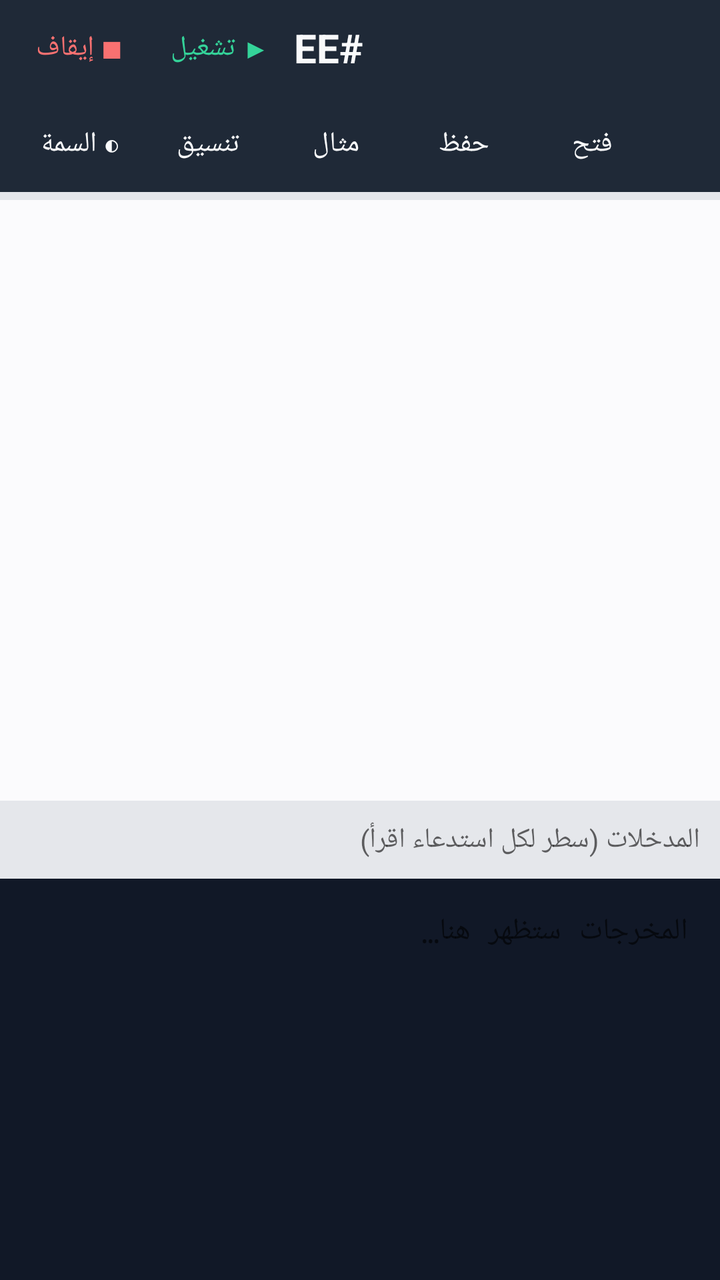
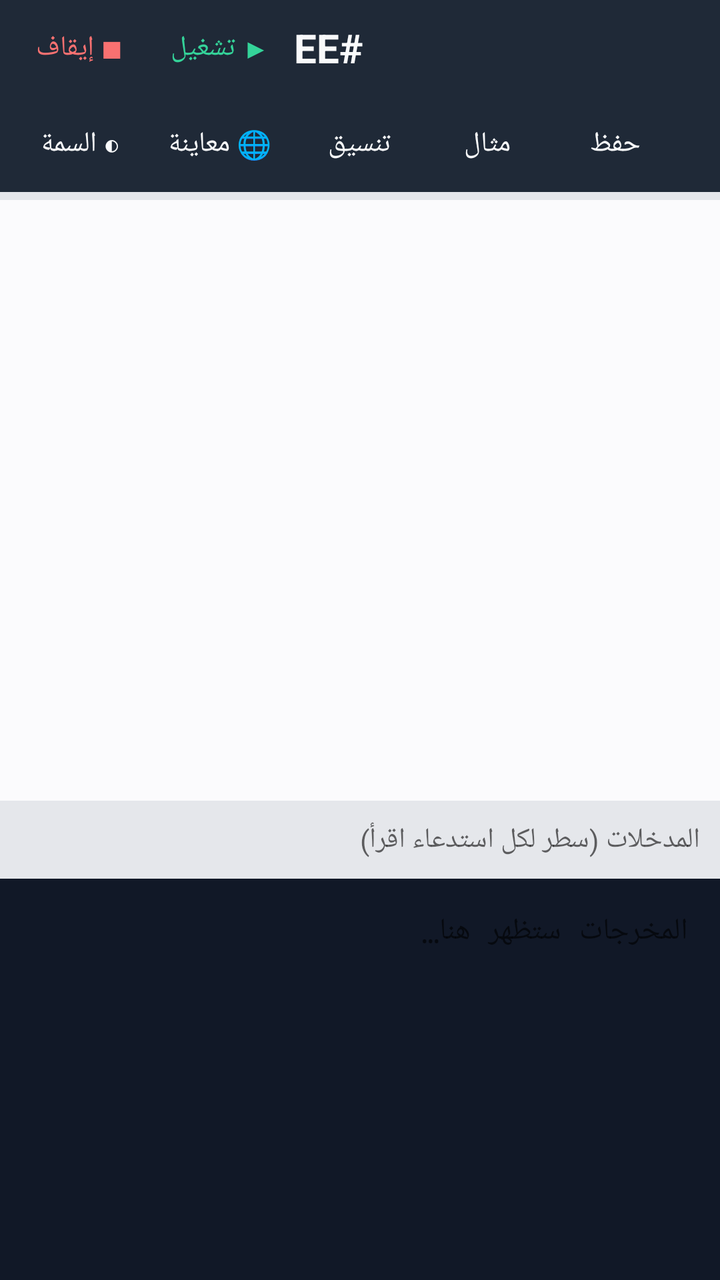

Before-and-after screenshots of an Android layout around one commit, followed by the original layout XML and the change that was made.
<!-- AndroidManifest.xml: application theme AppTheme -->
<!-- res/layout/activity_main.xml -->
<?xml version="1.0" encoding="utf-8"?>
<LinearLayout xmlns:android="http://schemas.android.com/apk/res/android"
    android:id="@+id/root"
    android:layout_width="match_parent"
    android:layout_height="match_parent"
    android:orientation="vertical">

    
    <LinearLayout
        android:layout_width="match_parent"
        android:layout_height="wrap_content"
        android:background="@color/bar_bg"
        android:gravity="center_vertical"
        android:layoutDirection="rtl"
        android:orientation="horizontal"
        android:paddingStart="14dp"
        android:paddingEnd="6dp">

        <TextView
            android:layout_width="0dp"
            android:layout_height="wrap_content"
            android:layout_weight="1"
            android:text="@string/title"
            android:textColor="@color/bar_fg"
            android:textSize="20sp"
            android:textStyle="bold" />

        <Button
            android:id="@+id/btnRun"
            style="?android:attr/buttonBarButtonStyle"
            android:layout_width="wrap_content"
            android:layout_height="wrap_content"
            android:text="@string/run"
            android:textColor="#34D399" />

        <Button
            android:id="@+id/btnStop"
            style="?android:attr/buttonBarButtonStyle"
            android:layout_width="wrap_content"
            android:layout_height="wrap_content"
            android:text="@string/stop"
            android:textColor="#F87171" />
    </LinearLayout>

    
    <HorizontalScrollView
        android:layout_width="match_parent"
        android:layout_height="wrap_content"
        android:background="@color/bar_bg"
        android:scrollbars="none">

        <LinearLayout
            android:layout_width="wrap_content"
            android:layout_height="wrap_content"
            android:layoutDirection="rtl"
            android:orientation="horizontal"
            android:paddingStart="8dp"
            android:paddingEnd="8dp">

            <Button
                android:id="@+id/btnOpen"
                style="?android:attr/buttonBarButtonStyle"
                android:layout_width="wrap_content"
                android:layout_height="wrap_content"
                android:text="@string/open"
                android:textColor="@color/bar_fg" />

            <Button
                android:id="@+id/btnSave"
                style="?android:attr/buttonBarButtonStyle"
                android:layout_width="wrap_content"
                android:layout_height="wrap_content"
                android:text="@string/save"
                android:textColor="@color/bar_fg" />

            <Button
                android:id="@+id/btnExample"
                style="?android:attr/buttonBarButtonStyle"
                android:layout_width="wrap_content"
                android:layout_height="wrap_content"
                android:text="@string/example"
                android:textColor="@color/bar_fg" />

            <Button
                android:id="@+id/btnFormat"
                style="?android:attr/buttonBarButtonStyle"
                android:layout_width="wrap_content"
                android:layout_height="wrap_content"
                android:text="@string/format"
                android:textColor="@color/bar_fg" />

            <Button
                android:id="@+id/btnTheme"
                style="?android:attr/buttonBarButtonStyle"
                android:layout_width="wrap_content"
                android:layout_height="wrap_content"
                android:text="@string/theme"
                android:textColor="@color/bar_fg" />
        </LinearLayout>
    </HorizontalScrollView>

    
    <HorizontalScrollView
        android:id="@+id/symbolScroll"
        android:layout_width="match_parent"
        android:layout_height="wrap_content"
        android:background="@color/symbol_bg"
        android:scrollbars="none">

        <LinearLayout
            android:id="@+id/symbolBar"
            android:layout_width="wrap_content"
            android:layout_height="wrap_content"
            android:layoutDirection="ltr"
            android:orientation="horizontal"
            android:padding="2dp" />
    </HorizontalScrollView>

    
    <EditText
        android:id="@+id/editor"
        android:layout_width="match_parent"
        android:layout_height="0dp"
        android:layout_weight="3"
        android:background="@color/editor_bg"
        android:gravity="top|start"
        android:importantForAutofill="no"
        android:inputType="textMultiLine|textNoSuggestions"
        android:lineSpacingMultiplier="1.35"
        android:padding="16dp"
        android:textColor="@color/editor_fg"
        android:textDirection="anyRtl"
        android:textSize="16sp"
        android:typeface="monospace" />

    
    <EditText
        android:id="@+id/stdin"
        android:layout_width="match_parent"
        android:layout_height="wrap_content"
        android:background="@color/symbol_bg"
        android:gravity="top|start"
        android:hint="@string/stdin_hint"
        android:importantForAutofill="no"
        android:inputType="textMultiLine|textNoSuggestions"
        android:maxLines="3"
        android:padding="10dp"
        android:textDirection="anyRtl"
        android:textSize="14sp" />

    
    <ScrollView
        android:layout_width="match_parent"
        android:layout_height="0dp"
        android:layout_weight="2"
        android:background="@color/output_bg">

        <TextView
            android:id="@+id/output"
            android:layout_width="match_parent"
            android:layout_height="wrap_content"
            android:hint="@string/output_hint"
            android:lineSpacingMultiplier="1.3"
            android:padding="16dp"
            android:textColor="@color/output_fg"
            android:textDirection="anyRtl"
            android:textIsSelectable="true"
            android:textSize="15sp"
            android:typeface="monospace" />
    </ScrollView>

</LinearLayout>
<!-- resources referenced by this layout -->
<resources>
  <color name="bar_bg">#1F2937</color>
  <color name="bar_fg">#F9FAFB</color>
  <color name="editor_bg">#FBFBFD</color>
  <color name="editor_fg">#1F2937</color>
  <color name="output_bg">#111827</color>
  <color name="output_fg">#A7F3D0</color>
  <color name="symbol_bg">#E5E7EB</color>
  <string name="example">مثال</string>
  <string name="format">تنسيق</string>
  <string name="open">فتح</string>
  <string name="output_hint">المخرجات ستظهر هنا…</string>
  <string name="run">▶ تشغيل</string>
  <string name="save">حفظ</string>
  <string name="stdin_hint">المدخلات (سطر لكل استدعاء اقرأ)</string>
  <string name="stop">■ إيقاف</string>
  <string name="theme">◐ السمة</string>
  <string name="title">EE#</string>
  <style name="AppTheme" parent="android:Theme.DeviceDefault.Light.NoActionBar">
          <item name="android:statusBarColor">@color/bar_bg</item>
          <item name="android:windowBackground">@color/editor_bg</item>
      </style>
</resources>

<!-- the commit's change to res/layout/activity_main.xml (unified diff, before → after) -->
@@ -90,6 +90,14 @@
                 android:textColor="@color/bar_fg" />
 
             <Button
+                android:id="@+id/btnPreview"
+                style="?android:attr/buttonBarButtonStyle"
+                android:layout_width="wrap_content"
+                android:layout_height="wrap_content"
+                android:text="@string/preview"
+                android:textColor="@color/bar_fg" />
+
+            <Button
                 android:id="@+id/btnTheme"
                 style="?android:attr/buttonBarButtonStyle"
                 android:layout_width="wrap_content"
<!-- resource entries referenced after the edit -->
@@ -11,6 +11,7 @@
   <string name="format">تنسيق</string>
   <string name="open">فتح</string>
   <string name="output_hint">المخرجات ستظهر هنا…</string>
+  <string name="preview">🌐 معاينة</string>
   <string name="run">▶ تشغيل</string>
   <string name="save">حفظ</string>
   <string name="stdin_hint">المدخلات (سطر لكل استدعاء اقرأ)</string>
